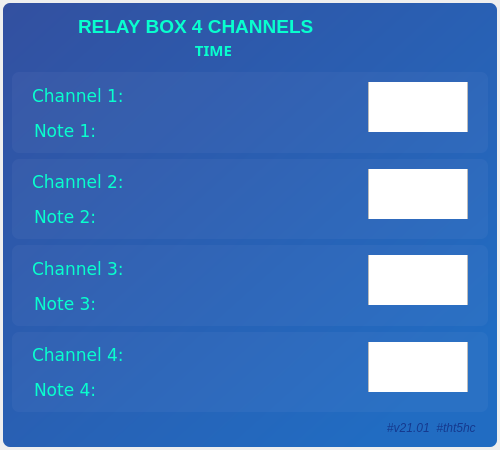
Old version of the form App/ui_main.ui in the repository thaianhtaivn/RelayBox4CN.
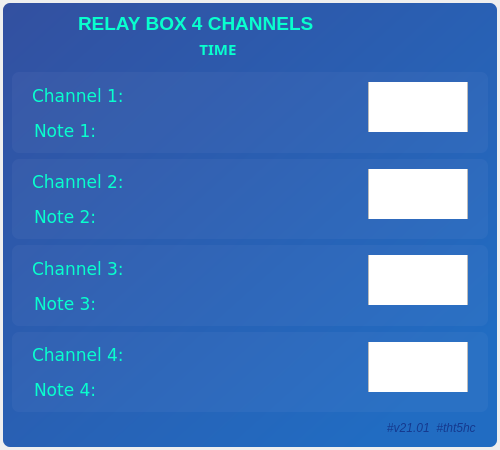
New version of the form. Icons and pictures are not drawn.

Diff of the .ui file:
```diff
--- a/App/ui_main.ui
+++ b/App/ui_main.ui
@@ -156,7 +156,7 @@
             </property>
             <layout class="QHBoxLayout" name="horizontalLayout_7">
              <property name="spacing">
-              <number>9</number>
+              <number>0</number>
              </property>
              <property name="leftMargin">
               <number>0</number>
@@ -189,7 +189,7 @@
                  <number>0</number>
                 </property>
                 <property name="topMargin">
-                 <number>9</number>
+                 <number>5</number>
                 </property>
                 <property name="rightMargin">
                  <number>0</number>
```
